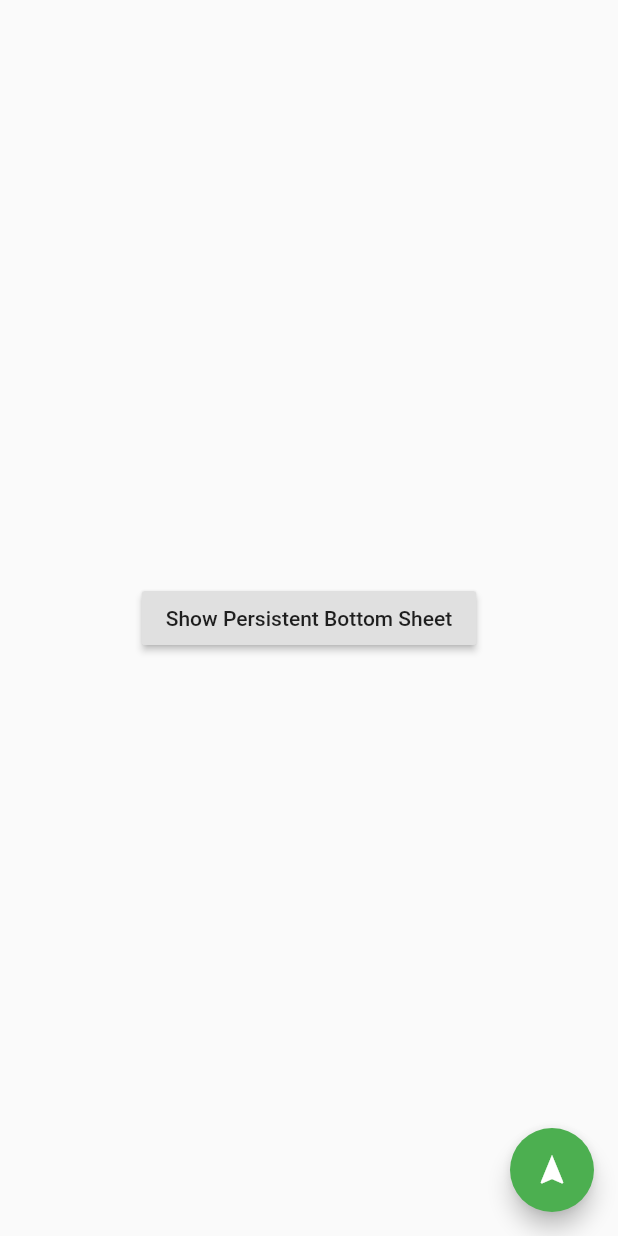
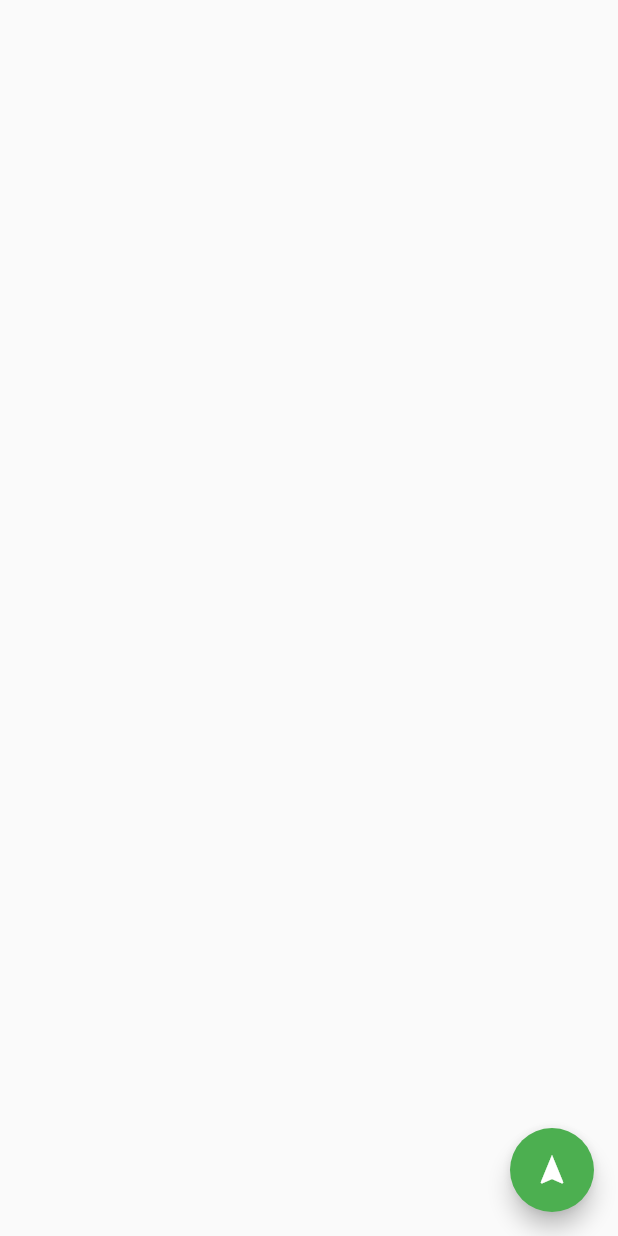
Before and after one commit to rajanphadnis/ChicanoParkHistoryApp, a Flutter app: the screen it shows after launch, on a phone screen of 412 x 824 dp. Run offline on Flutter 3.47's test engine with Material 2 defaults, Android fonts, the phone set to English and light mode, and no system bars; our stand-ins replace camera.

Commit message:
added comments

```diff
--- a/chicano_park/lib/main.dart
+++ b/chicano_park/lib/main.dart
@@ -39,8 +39,10 @@ class MainHomePage extends StatefulWidget {
 }
 
 class _MainHomePageState extends State<MainHomePage> {
+  // setup basic variables
   final GlobalKey<ScaffoldState> _scaffoldKey = GlobalKey<ScaffoldState>();
   CameraController controller;
+  // set app behavior when app initializes from cold start
   @override
   void initState() {
     super.initState();
@@ -52,7 +54,7 @@ class _MainHomePageState extends State<MainHomePage> {
       setState(() {});
     });
   }
-
+  // get rid of camera controller when app is no longer in focus
   @override
   void dispose() {
     controller?.dispose();
@@ -108,27 +110,7 @@ class _MainHomePageState extends State<MainHomePage> {
     return MaterialApp(
       home: Scaffold(
         key: _scaffoldKey,
-        // appBar: AppBar(
-        //   title: const Text('Persistent bottom sheet')
-        // ),
-        body:
-        // Column(
-        //   children: <Widget>[
-            Center(
-              child: RaisedButton(
-                onPressed: _showBottomSheetCallback,
-                child: const Text('Show Persistent Bottom Sheet'),
-              ),
-            ),
-            // if (!controller.value.isInitialized) {
-            //   new Container()
-            // }
-            // else {
-            //   AspectRatio(
-            //     aspectRatio: controller.value.aspectRatio,
-            //     child: CameraPreview(controller),),}
-          // ],
-        // ),
+        // body:
         // Get rid of fab onpress: https://medium.com/flutter-community/flutter-beginners-guide-to-using-the-bottom-sheet-b8025573c433
         floatingActionButton: FloatingActionButton(
       onPressed: _showBottomSheetCallback,
```
